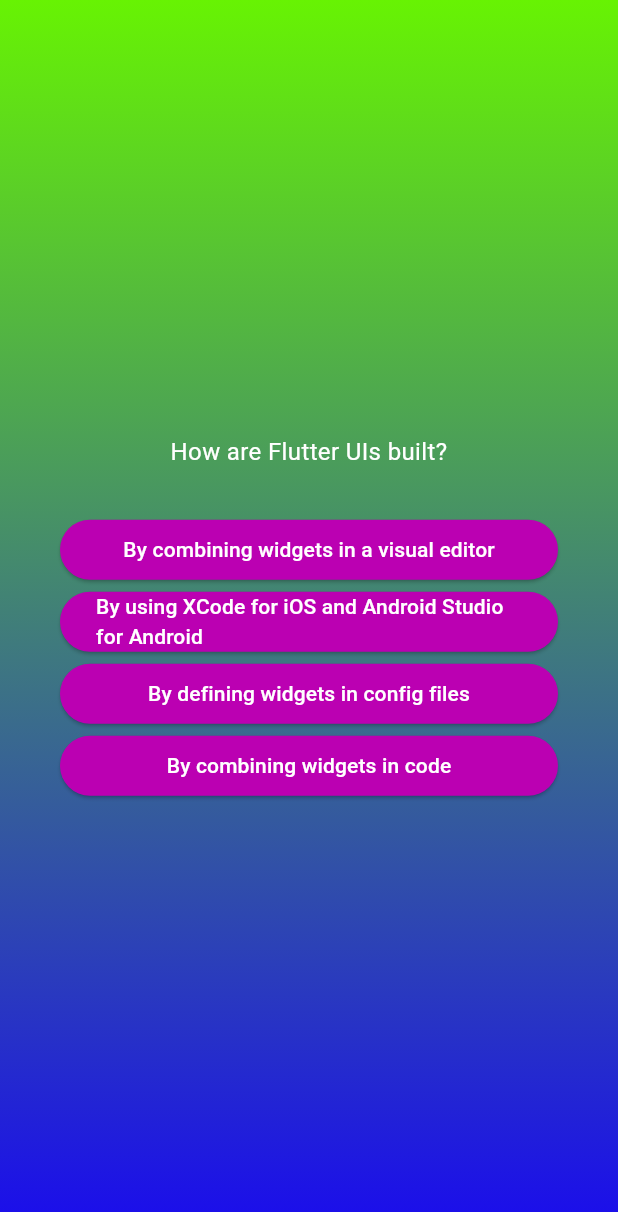
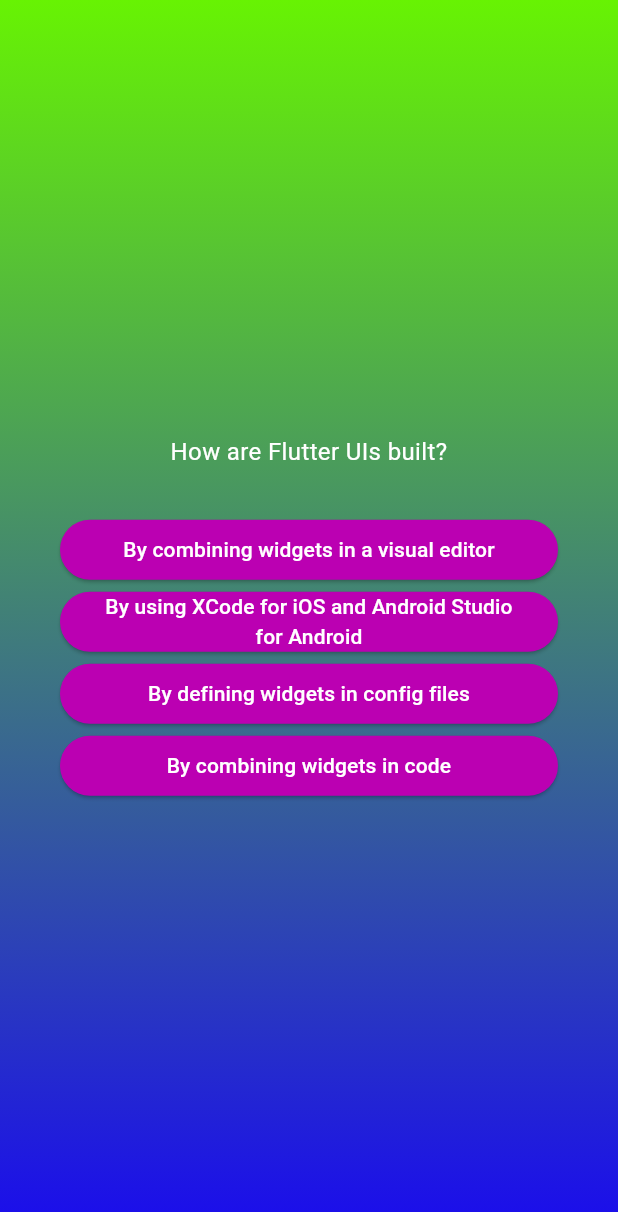
Before and after one commit to footman2017/adv_basic, a Flutter app: the screen it shows after launch, after a tap on "Start Quiz", after a tap on "Components", on a phone screen of 412 x 824 dp. Shown: the top 1212 px of the screen. Run offline on Flutter 3.47's test engine with Material 3 defaults, Android fonts, the phone set to English and light mode, and no system bars.

Commit message:
center text

```diff
--- a/lib/answer_button.dart
+++ b/lib/answer_button.dart
@@ -12,7 +12,10 @@ class AnswerButton extends StatelessWidget {
       style: ElevatedButton.styleFrom(
           backgroundColor: const Color.fromARGB(255, 187, 0, 178),
           foregroundColor: Colors.white),
-      child: Text(buttonText),
+      child: Text(
+        buttonText,
+        textAlign: TextAlign.center,
+      ),
     );
   }
 }
```
